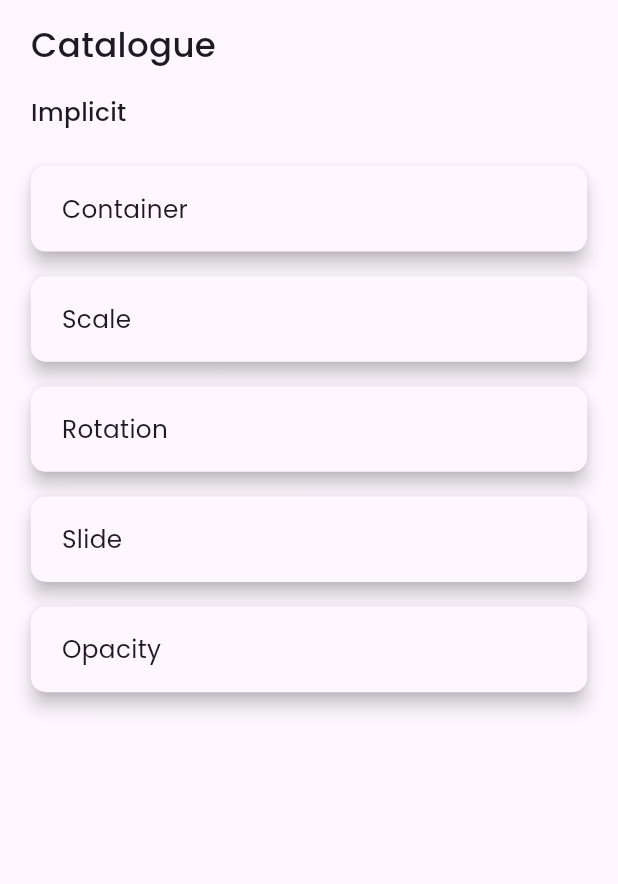
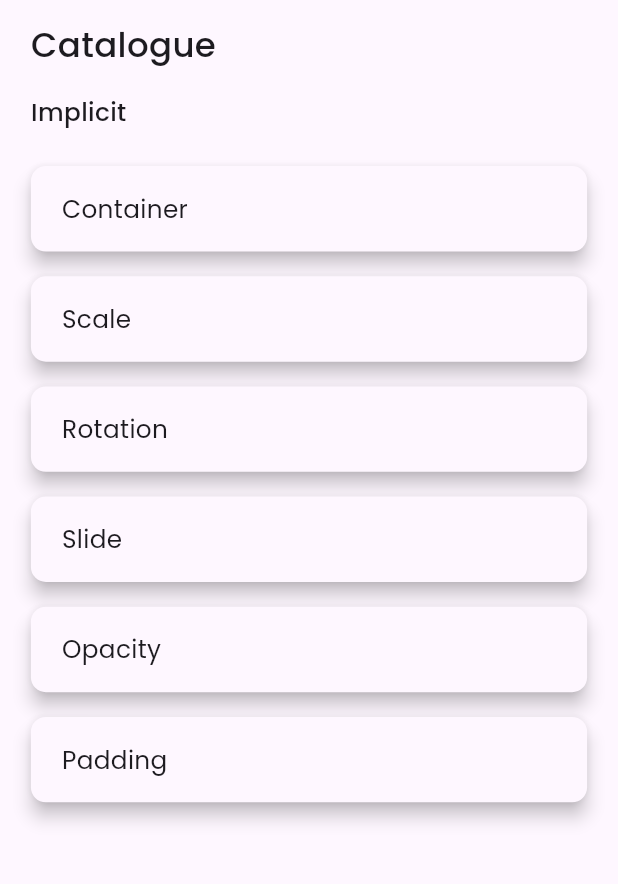
Before and after one commit to bhawesh2002/animotion_gallery, a Flutter app: the screen it shows after launch, on a phone screen of 412 x 824 dp, the part 63-947 px from its top. Run offline on Flutter 3.47's test engine with Material 3 defaults, Android fonts, the light colour scheme and no system bars; our stand-ins replace google_fonts.

Commit message:
Add AniPaddingPage to Catalogue

```diff
--- a/lib/pages/catalogue.dart
+++ b/lib/pages/catalogue.dart
@@ -1,5 +1,6 @@
 import 'package:animotion_gallery/implicit%20animations/ani_container.dart';
 import 'package:animotion_gallery/implicit%20animations/ani_opacity.dart';
+import 'package:animotion_gallery/implicit%20animations/ani_padding.dart';
 import 'package:animotion_gallery/implicit%20animations/ani_rotation.dart';
 import 'package:animotion_gallery/implicit%20animations/ani_scale.dart';
 import 'package:animotion_gallery/implicit%20animations/ani_slide.dart';
@@ -15,7 +16,8 @@ class Catalogue extends StatelessWidget {
       "Scale": const AniScalePage(),
       "Rotation": const AniRotationPage(),
       "Slide": const AniSlidePage(),
-      "Opacity": const AniOpacityPage()
+      "Opacity": const AniOpacityPage(),
+      "Padding": const AniPaddingPage()
     };
     return SafeArea(
       child: Scaffold(
```
